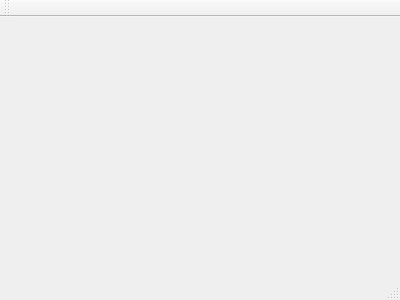
Qt form mainwindow.ui (wangpengcheng/OpencvTest) before a commit.
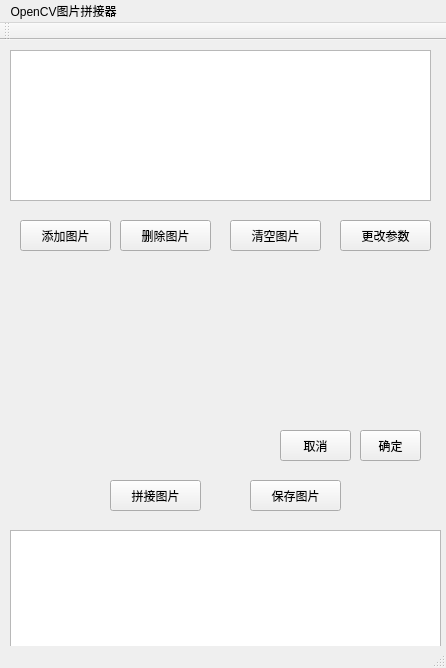
The same form after that commit.

Commit message: 完成图片拼接类

What changed in the file:
```diff
--- a/mainwindow.ui
+++ b/mainwindow.ui
@@ -1,24 +1,170 @@
 <ui version="4.0">
  <class>MainWindow</class>
- <widget class="QMainWindow" name="MainWindow" >
-  <property name="geometry" >
+ <widget class="QMainWindow" name="MainWindow">
+  <property name="geometry">
    <rect>
     <x>0</x>
     <y>0</y>
-    <width>400</width>
-    <height>300</height>
+    <width>446</width>
+    <height>668</height>
    </rect>
   </property>
   <property name="windowTitle" >
    <string>MainWindow</string>
   </property>
-  <widget class="QMenuBar" name="menuBar" />
-  <widget class="QToolBar" name="mainToolBar" />
-  <widget class="QWidget" name="centralWidget" />
-  <widget class="QStatusBar" name="statusBar" />
+  <widget class="QWidget" name="centralWidget">
+   <widget class="QListView" name="image_list_view">
+    <property name="geometry">
+     <rect>
+      <x>10</x>
+      <y>10</y>
+      <width>421</width>
+      <height>151</height>
+     </rect>
+    </property>
+   </widget>
+   <widget class="QPushButton" name="add_img_button">
+    <property name="geometry">
+     <rect>
+      <x>20</x>
+      <y>180</y>
+      <width>91</width>
+      <height>31</height>
+     </rect>
+    </property>
+    <property name="text">
+     <string>添加图片</string>
+    </property>
+   </widget>
+   <widget class="QPushButton" name="delete_img_button">
+    <property name="geometry">
+     <rect>
+      <x>120</x>
+      <y>180</y>
+      <width>91</width>
+      <height>31</height>
+     </rect>
+    </property>
+    <property name="text">
+     <string>删除图片</string>
+    </property>
+   </widget>
+   <widget class="QPushButton" name="change_arc_button">
+    <property name="geometry">
+     <rect>
+      <x>340</x>
+      <y>180</y>
+      <width>91</width>
+      <height>31</height>
+     </rect>
+    </property>
+    <property name="text">
+     <string>更改参数</string>
+    </property>
+   </widget>
+   <widget class="QPushButton" name="channce_changebutton">
+    <property name="geometry">
+     <rect>
+      <x>280</x>
+      <y>390</y>
+      <width>71</width>
+      <height>31</height>
+     </rect>
+    </property>
+    <property name="text">
+     <string>取消</string>
+    </property>
+   </widget>
+   <widget class="QPushButton" name="confirm_change_button">
+    <property name="geometry">
+     <rect>
+      <x>360</x>
+      <y>390</y>
+      <width>61</width>
+      <height>31</height>
+     </rect>
+    </property>
+    <property name="text">
+     <string>确定</string>
+    </property>
+   </widget>
+   <widget class="QPushButton" name="stitch_img_button">
+    <property name="geometry">
+     <rect>
+      <x>110</x>
+      <y>440</y>
+      <width>91</width>
+      <height>31</height>
+     </rect>
+    </property>
+    <property name="text">
+     <string>拼接图片</string>
+    </property>
+   </widget>
+   <widget class="QPushButton" name="save_img_button">
+    <property name="geometry">
+     <rect>
+      <x>250</x>
+      <y>440</y>
+      <width>91</width>
+      <height>31</height>
+     </rect>
+    </property>
+    <property name="text">
+     <string>保存图片</string>
+    </property>
+   </widget>
+   <widget class="QPushButton" name="clean_imgs_button">
+    <property name="geometry">
+     <rect>
+      <x>230</x>
+      <y>180</y>
+      <width>91</width>
+      <height>31</height>
+     </rect>
+    </property>
+    <property name="text">
+     <string>清空图片</string>
+    </property>
+   </widget>
+   <widget class="QTextEdit" name="log_edit">
+    <property name="geometry">
+     <rect>
+      <x>10</x>
+      <y>490</y>
+      <width>431</width>
+      <height>131</height>
+     </rect>
+    </property>
+   </widget>
+  </widget>
+  <widget class="QMenuBar" name="menuBar">
+   <property name="geometry">
+    <rect>
+     <x>0</x>
+     <y>0</y>
+     <width>446</width>
+     <height>22</height>
+    </rect>
+   </property>
+   <widget class="QMenu" name="menuOpenCV">
+    <property name="title">
+     <string>OpenCV图片拼接器</string>
+    </property>
+   </widget>
+   <addaction name="menuOpenCV"/>
+  </widget>
+  <widget class="QToolBar" name="mainToolBar">
+   <attribute name="toolBarArea">
+    <enum>TopToolBarArea</enum>
+   </attribute>
+   <attribute name="toolBarBreak">
+    <bool>false</bool>
+   </attribute>
+  </widget>
+  <widget class="QStatusBar" name="statusBar"/>
  </widget>
- <layoutDefault spacing="6" margin="11" />
- <pixmapfunction></pixmapfunction>
+ <layoutdefault spacing="6" margin="11"/>
  <resources/>
  <connections/>
 </ui>
```
Left out of the diff: 24 changed lines with no effect on the pictures. The commit also changes 19 other files.
